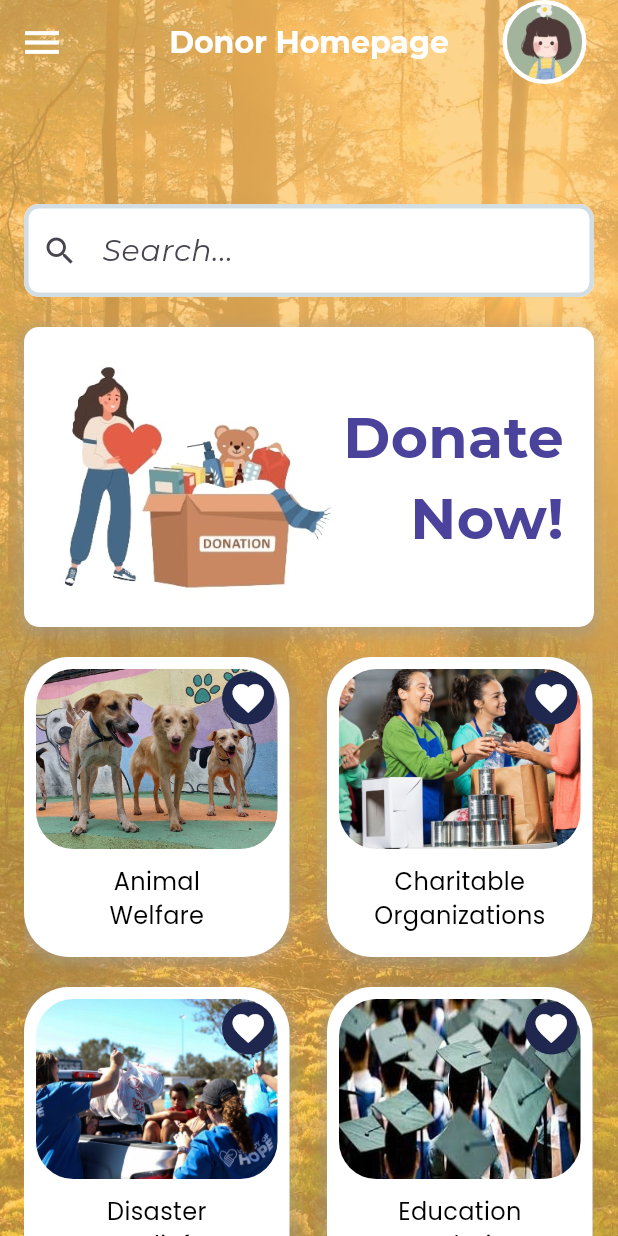
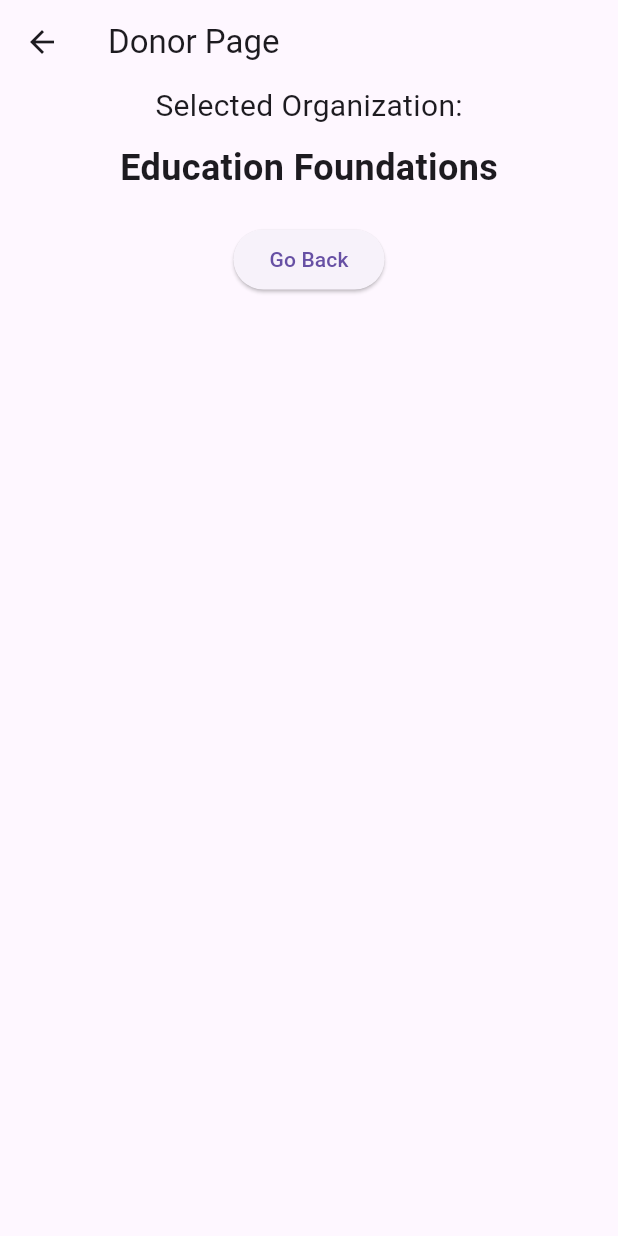
Before and after one commit to lmtelesforo/CMSC23-Group1-Final_Project, a Flutter app: the screen it shows after launch, after a tap on "Education", on a phone screen of 412 x 824 dp. Run offline on Flutter 3.47's test engine with Material 3 defaults, Android fonts, the phone set to English and light mode, and no system bars; project files that could hold a hidden picture were left out.

Commit message:
Added donor page that returns the chosen organization

```diff
--- a/cmsc23_project/lib/donor_homepage.dart
+++ b/cmsc23_project/lib/donor_homepage.dart
@@ -1,3 +1,4 @@
+import 'package:cmsc23_project/donor_page.dart';
 import 'package:cmsc23_project/organization_list.dart';
 import 'package:flutter/material.dart';
 
@@ -214,11 +215,11 @@ class _DonorHomepageState extends State<DonorHomepage> {
                         for (String org in filteredOrganizations)
                           GestureDetector(
                             onTap: () {
-                              // Navigator.push(
-                              //   context,
-                              //   MaterialPageRoute(builder: (context) => DonorPage(organization: org),
-                              //   ),
-                              // );
+                              Navigator.push(
+                                context,
+                                MaterialPageRoute(builder: (context) => DonorPage(organization: org),
+                                ),
+                              );
                             },
                             child: Stack(
                               children: [
--- a/cmsc23_project/lib/donor_page.dart
+++ b/cmsc23_project/lib/donor_page.dart
@@ -0,0 +1,44 @@
+import 'package:flutter/material.dart';
+
+class DonorPage extends StatefulWidget {
+  final String organization;
+
+  DonorPage({required this.organization});
+
+  @override
+  _DonorPageState createState() => _DonorPageState();
+}
+
+class _DonorPageState extends State<DonorPage> {
+  @override
+  Widget build(BuildContext context) {
+    return Scaffold(
+      appBar: AppBar(
+        title: Text("Donor Page"),
+      ),
+      body: Center(
+        child: Column(
+          mainAxisAlignment: MainAxisAlignment.start,
+          children: [
+            Text(
+              "Selected Organization:",
+              style: TextStyle(fontSize: 20),
+            ),
+            SizedBox(height: 10),
+            Text(
+              widget.organization,
+              style: TextStyle(fontSize: 24, fontWeight: FontWeight.bold),
+            ),
+            SizedBox(height: 20),
+            ElevatedButton(
+              onPressed: () {
+                Navigator.pop(context); // Navigate back to the previous screen
+              },
+              child: Text("Go Back"),
+            ),
+          ],
+        ),
+      ),
+    );
+  }
+}
```
